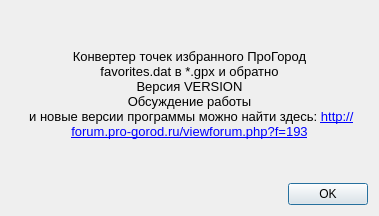
First picture: the form in ui/aboutdialog.ui, repository aunoor/pgsconverter, before the edit.
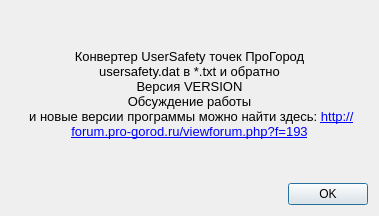
Second picture: the form after the edit. Icons and pictures are not drawn.

Patch:
```diff
--- a/ui/aboutdialog.ui
+++ b/ui/aboutdialog.ui
@@ -36,8 +36,8 @@
 &lt;html&gt;&lt;head&gt;&lt;meta name=&quot;qrichtext&quot; content=&quot;1&quot; /&gt;&lt;style type=&quot;text/css&quot;&gt;
 p, li { white-space: pre-wrap; }
 &lt;/style&gt;&lt;/head&gt;&lt;body style=&quot; font-family:'MS Shell Dlg 2'; font-size:8.25pt; font-weight:400; font-style:normal;&quot;&gt;
-&lt;p align=&quot;center&quot; style=&quot; margin-top:0px; margin-bottom:0px; margin-left:0px; margin-right:0px; -qt-block-indent:0; text-indent:0px;&quot;&gt;&lt;span style=&quot; font-family:'Sans'; font-size:10pt;&quot;&gt;Конвертер точек избранного ПроГород&lt;/span&gt;&lt;/p&gt;
-&lt;p align=&quot;center&quot; style=&quot; margin-top:0px; margin-bottom:0px; margin-left:0px; margin-right:0px; -qt-block-indent:0; text-indent:0px;&quot;&gt;&lt;span style=&quot; font-family:'Sans'; font-size:10pt;&quot;&gt;favorites.dat в *.gpx и обратно&lt;/span&gt;&lt;/p&gt;
+&lt;p align=&quot;center&quot; style=&quot; margin-top:0px; margin-bottom:0px; margin-left:0px; margin-right:0px; -qt-block-indent:0; text-indent:0px;&quot;&gt;&lt;span style=&quot; font-family:'Sans'; font-size:10pt;&quot;&gt;Конвертер UserSafety точек ПроГород&lt;/span&gt;&lt;/p&gt;
+&lt;p align=&quot;center&quot; style=&quot; margin-top:0px; margin-bottom:0px; margin-left:0px; margin-right:0px; -qt-block-indent:0; text-indent:0px;&quot;&gt;&lt;span style=&quot; font-family:'Sans'; font-size:10pt;&quot;&gt;usersafety.dat в *.txt и обратно&lt;/span&gt;&lt;/p&gt;
 &lt;p align=&quot;center&quot; style=&quot; margin-top:0px; margin-bottom:0px; margin-left:0px; margin-right:0px; -qt-block-indent:0; text-indent:0px;&quot;&gt;&lt;span style=&quot; font-family:'Sans'; font-size:10pt;&quot;&gt;Версия VERSION&lt;/span&gt;&lt;/p&gt;
 &lt;p align=&quot;center&quot; style=&quot; margin-top:0px; margin-bottom:0px; margin-left:0px; margin-right:0px; -qt-block-indent:0; text-indent:0px;&quot;&gt;&lt;img src=&quot;:/gui/icons/map_edit.png&quot; /&gt;&lt;/p&gt;
 &lt;p align=&quot;center&quot; style=&quot; margin-top:0px; margin-bottom:0px; margin-left:0px; margin-right:0px; -qt-block-indent:0; text-indent:0px;&quot;&gt;&lt;span style=&quot; font-family:'Sans'; font-size:10pt;&quot;&gt;Обсуждение работы&lt;/span&gt;&lt;/p&gt;
```
